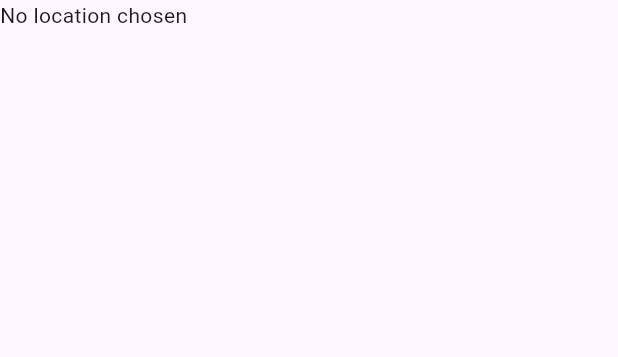
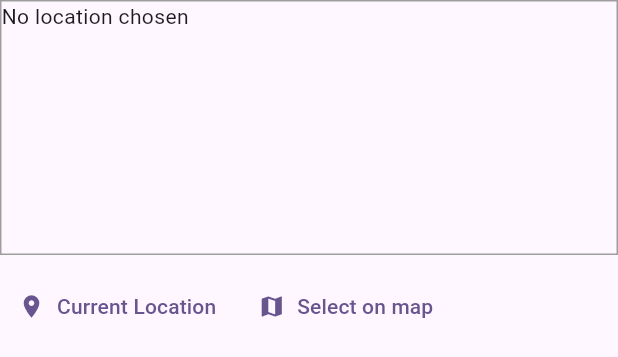
Before and after one commit to RichFlair/places_app1, a Flutter app: the LocationInput widget shown alone on an empty page, opened directly, on a phone screen of 412 x 824 dp. Shown: the top 357 px of the screen. Run offline on Flutter 3.47's test engine with Material 3 defaults, Android fonts, the phone set to English and light mode, and no system bars; our stand-ins replace image_picker, sqflite; accounts and stored records are empty.

Commit message:
location input

```diff
--- a/lib/widgets/location_input.dart
+++ b/lib/widgets/location_input.dart
@@ -14,12 +14,34 @@ class _LocationInputState extends State<LocationInput> {
     return Column(
       children: [
         Container(
+          decoration: BoxDecoration(
+            border: Border.all(
+              color: Colors.grey,
+            ),
+          ),
           height: 170,
           width: double.infinity,
           child: _previewImageUrl == null
               ? const Text('No location chosen')
               : Image.network(_previewImageUrl!),
         ),
+        const SizedBox(
+          height: 10,
+        ),
+        Row(
+          children: [
+            TextButton.icon(
+              onPressed: () {},
+              icon: const Icon(Icons.place),
+              label: const Text('Current Location'),
+            ),
+            TextButton.icon(
+              onPressed: () {},
+              icon: const Icon(Icons.map),
+              label: const Text('Select on map'),
+            ),
+          ],
+        )
       ],
     );
   }
```
